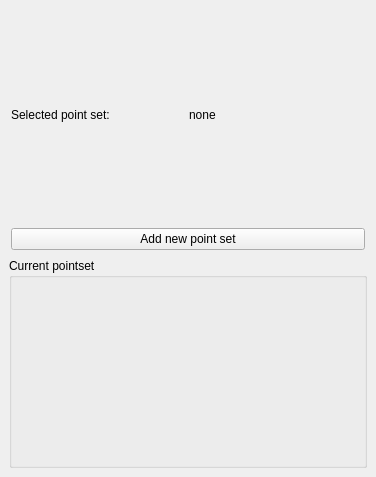
First picture: the form in Plugins/org.mitk.gui.qt.pointsetinteraction/src/internal/QmitkPointSetInteractionViewControls.ui, repository MITK/MITK, before the edit.
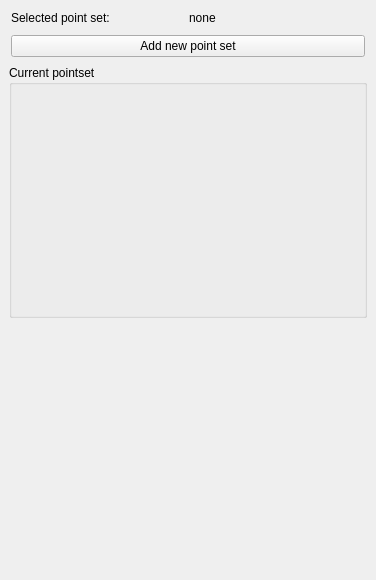
Second picture: the form after the edit. Custom widgets are drawn as their Qt base class.

Commit message: added missing spacer in GUI

Patch:
```diff
--- a/Plugins/org.mitk.gui.qt.pointsetinteraction/src/internal/QmitkPointSetInteractionViewControls.ui
+++ b/Plugins/org.mitk.gui.qt.pointsetinteraction/src/internal/QmitkPointSetInteractionViewControls.ui
@@ -7,7 +7,7 @@
     <x>0</x>
     <y>0</y>
     <width>376</width>
-    <height>477</height>
+    <height>580</height>
    </rect>
   </property>
   <property name="minimumSize">
@@ -75,6 +75,12 @@
    </item>
    <item>
     <widget class="QGroupBox" name="groupBox">
+     <property name="sizePolicy">
+      <sizepolicy hsizetype="Preferred" vsizetype="MinimumExpanding">
+       <horstretch>0</horstretch>
+       <verstretch>0</verstretch>
+      </sizepolicy>
+     </property>
      <property name="title">
       <string>Current pointset</string>
      </property>
@@ -98,6 +104,19 @@
      </layout>
     </widget>
    </item>
+   <item>
+    <spacer name="verticalSpacer">
+     <property name="orientation">
+      <enum>Qt::Vertical</enum>
+     </property>
+     <property name="sizeHint" stdset="0">
+      <size>
+       <width>20</width>
+       <height>40</height>
+      </size>
+     </property>
+    </spacer>
+   </item>
   </layout>
  </widget>
  <layoutdefault spacing="6" margin="11"/>
```
